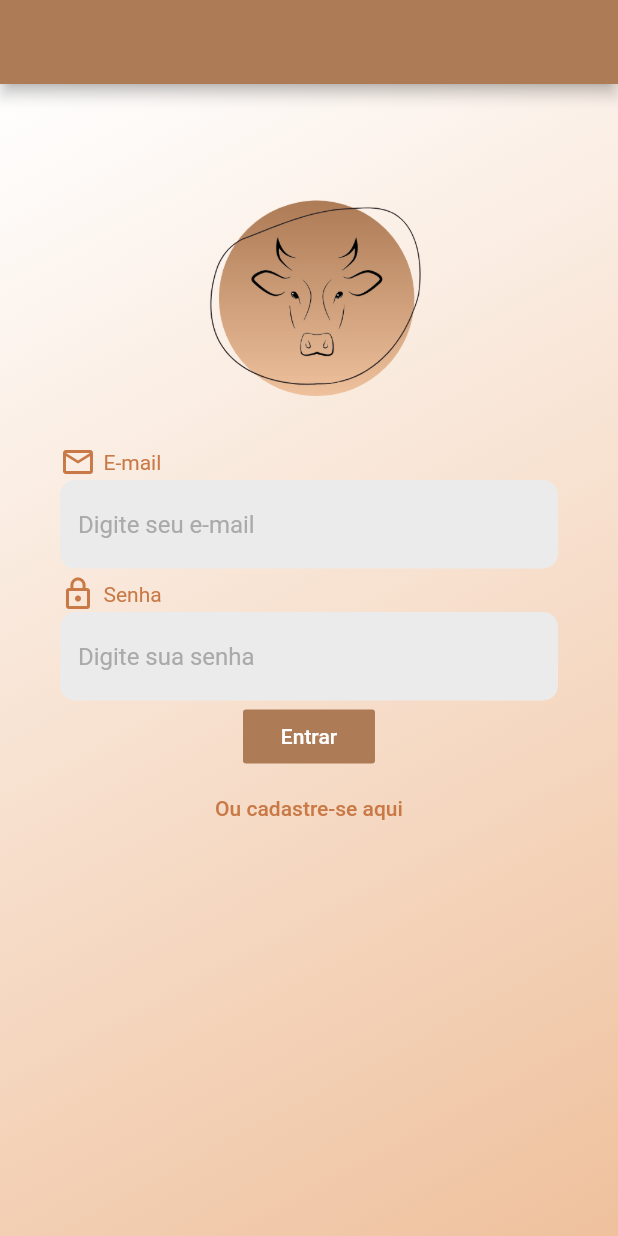
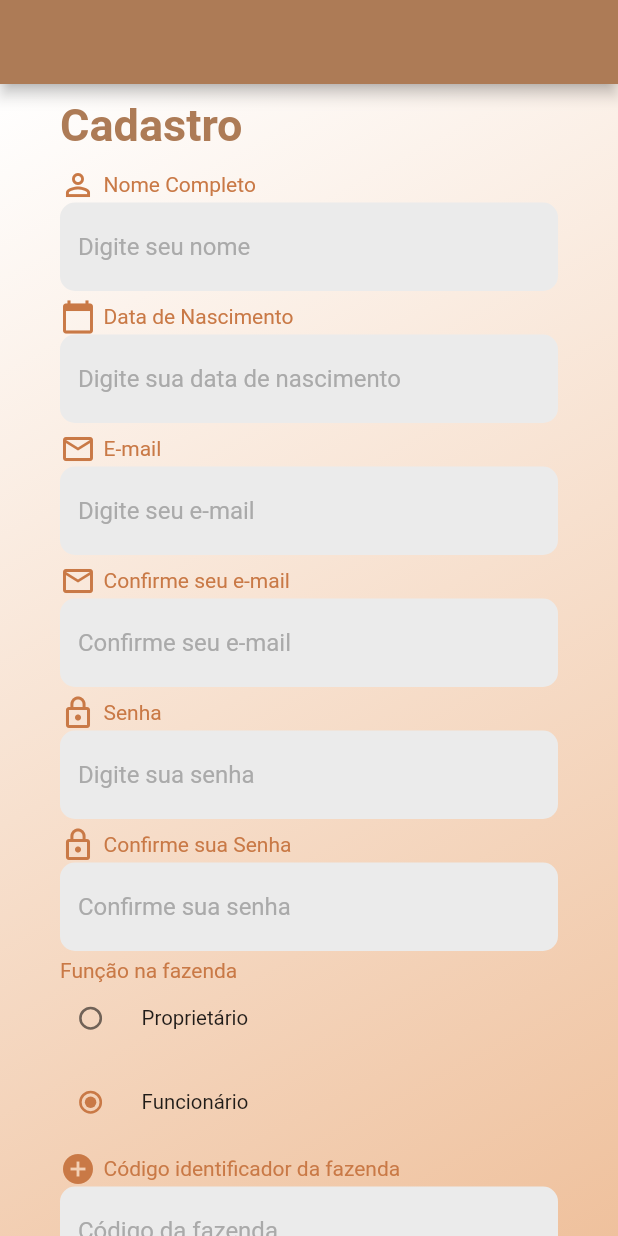
Before and after one commit to UnBArqDsw/2020.1_G13_iGado_Mobile, a Flutter app: the screen it shows after launch, on a phone screen of 412 x 824 dp. Run offline on Flutter 3.47's test engine with Material 2 defaults, Android fonts, the phone set to English and light mode, and no system bars.

Commit message:
UnBArqDsw/2020.1_G13_Projeto#101 📦 NEW: Create register page, add new library, update icon text form field component, add new routes

```diff
--- a/lib/components/icon_text_form_field.dart
+++ b/lib/components/icon_text_form_field.dart
@@ -38,6 +38,9 @@ class IconTextFormField extends StatelessWidget {
             hintText: placeholder,
           ),
         ),
+        SizedBox(
+          height: 5.0,
+        ),
       ],
     );
   }
--- a/lib/main.dart
+++ b/lib/main.dart
@@ -15,7 +15,7 @@ class MyApp extends StatelessWidget {
         primaryColor: Color(0xFFAD7B56),
       ),
       routes: kRoutes,
-      initialRoute: '/login',
+      initialRoute: '/register',
     );
   }
 }
--- a/lib/routes.dart
+++ b/lib/routes.dart
@@ -1,8 +1,10 @@
 import 'package:flutter/material.dart';
+import 'package:igado_front/screens/register_screen.dart';
 import 'screens/splash_screen.dart';
 import 'screens/login_screen.dart';
 
 Map<String, WidgetBuilder> kRoutes = {
   '/': (context) => SplashScreen(),
   '/login': (context) => LoginPage(),
+  '/register': (context) => RegisterScreen(),
 };
--- a/lib/screens/login_screen.dart
+++ b/lib/screens/login_screen.dart
@@ -28,6 +28,7 @@ class _LoginPageState extends State<LoginPage> {
               ),
               Form(
                 child: Column(
+                  mainAxisAlignment: MainAxisAlignment.start,
                   crossAxisAlignment: CrossAxisAlignment.center,
                   children: [
                     IconTextFormField(
@@ -35,9 +36,6 @@ class _LoginPageState extends State<LoginPage> {
                       icon: Icons.mail_outline,
                       placeholder: "Digite seu e-mail",
                       obscureText: false,
-                    ),
-                    SizedBox(
-                      height: 5.0,
                     ),
                     IconTextFormField(
                       title: "Senha",
--- /dev/null
+++ b/lib/screens/register_screen.dart
@@ -0,0 +1,176 @@
+import 'package:flutter/material.dart';
+import 'package:igado_front/components/icon_text_form_field.dart';
+import 'package:igado_front/constants.dart';
+
+enum UserRole { owner, employee }
+
+class RegisterScreen extends StatefulWidget {
+  @override
+  _RegisterScreenState createState() => _RegisterScreenState();
+}
+
+class _RegisterScreenState extends State<RegisterScreen> {
+  UserRole role = UserRole.employee;
+  bool formOwner = false;
+  bool formEmplooye = true;
+
+  Widget build(BuildContext context) {
+    return Scaffold(
+      appBar: AppBar(
+        backgroundColor: kBrown2,
+        automaticallyImplyLeading: false,
+      ),
+      body: Container(
+        height: MediaQuery.of(context).size.height,
+        decoration: kBackgroundTheme,
+        child: SingleChildScrollView(
+          padding: const EdgeInsets.symmetric(horizontal: 40.0, vertical: 10.0),
+          child: Column(
+            mainAxisAlignment: MainAxisAlignment.start,
+            crossAxisAlignment: CrossAxisAlignment.start,
+            children: [
+              Text(
+                'Cadastro',
+                style: TextStyle(
+                    color: kBrown2,
+                    fontSize: 30.0,
+                    fontWeight: FontWeight.bold),
+              ),
+              Padding(
+                padding: const EdgeInsets.fromLTRB(0, 10, 0, 0),
+                child: Form(
+                  child: Column(
+                    crossAxisAlignment: CrossAxisAlignment.start,
+                    children: [
+                      IconTextFormField(
+                        title: "Nome Completo",
+                        icon: Icons.person_outline,
+                        placeholder: "Digite seu nome",
+                        obscureText: false,
+                      ),
+                      IconTextFormField(
+                        title: "Data de Nascimento",
+                        icon: Icons.calendar_today,
+                        placeholder: "Digite sua data de nascimento",
+                        obscureText: false,
+                      ),
+                      IconTextFormField(
+                        title: "E-mail",
+                        icon: Icons.mail_outline,
+                        placeholder: "Digite seu e-mail",
+                        obscureText: false,
+                      ),
+                      IconTextFormField(
+                        title: "Confirme seu e-mail",
+                        icon: Icons.mail_outline,
+                        placeholder: "Confirme seu e-mail",
+                        obscureText: false,
+                      ),
+                      IconTextFormField(
+                        title: "Senha",
+                        icon: Icons.lock_outline,
+                        placeholder: "Digite sua senha",
+                        obscureText: true,
+                      ),
+                      IconTextFormField(
+                        title: "Confirme sua Senha",
+                        icon: Icons.lock_outline,
+                        placeholder: "Confirme sua senha",
+                        obscureText: true,
+                      ),
+                      Text(
+                        "Função na fazenda",
+                        style: TextStyle(
+                          color: kBrown1,
+                        ),
+                      ),
+                      Transform.scale(
+                        scale: 0.85,
+                        alignment: Alignment.topLeft,
+                        child: ListTile(
+                          contentPadding: EdgeInsets.all(0),
+                          title: Text('Proprietário'),
+                          leading: Radio(
+                            activeColor: kBrown1,
+                            value: UserRole.owner,
+                            groupValue: role,
+                            onChanged: (UserRole value) {
+                              setState(() {
+                                role = value;
+                                formEmplooye = false;
+                                formOwner = true;
+                              });
+                            },
+                          ),
+                        ),
+                      ),
+                      Transform.scale(
+                        scale: 0.85,
+                        alignment: Alignment.topLeft,
+                        child: ListTile(
+                          contentPadding: EdgeInsets.all(0),
+                          title: Text('Funcionário'),
+                          leading: Radio(
+                            activeColor: kBrown1,
+                            value: UserRole.employee,
+                            groupValue: role,
+                            onChanged: (UserRole value) {
+                              setState(() {
+                                role = value;
+                                formEmplooye = true;
+                                formOwner = false;
+                              });
+                            },
+                          ),
+                        ),
+                      ),
+                      Visibility(
+                        child: IconTextFormField(
+                          title: "Nome da sua fazenda",
+                          icon: Icons.add_circle,
+                          placeholder: "Nome da fazenda",
+                          obscureText: false,
+                        ),
+                        visible: formOwner,
+                      ),
+                      Visibility(
+                        child: IconTextFormField(
+                          title: "Código identificador da fazenda",
+                          icon: Icons.add_circle,
+                          placeholder: "Código da fazenda",
+                          obscureText: false,
+                        ),
+                        visible: formEmplooye,
+                      ),
+                      FlatButton(
+                        onPressed: () {},
+                        child: Text(
+                          'Entrar',
+                          style: TextStyle(
+                            color: Colors.white,
+                          ),
+                        ),
+                        color: kBrown2,
+                      ),
+                    ],
+                  ),
+                ),
+              ),
+              FlatButton(
+                onPressed: () {
+                  Navigator.pushNamed(context, '/login');
+                },
+                child: Text(
+                  'Ou entre aqui',
+                  style: TextStyle(
+                    color: kBrown1,
+                  ),
+                ),
+              ),
+            ],
+          ),
+        ),
+      ),
+    );
+  }
+}
--- a/pubspec.yaml
+++ b/pubspec.yaml
@@ -11,9 +11,8 @@ environment:
 dependencies:
   flutter:
     sdk: flutter
-
-
   cupertino_icons: ^0.1.3
+  font_awesome_flutter: ^8.10.0
 
 dev_dependencies:
   flutter_test:
```
Also changed, not shown: lib/components/title_text_form_field.dart (added), pubspec.lock.
